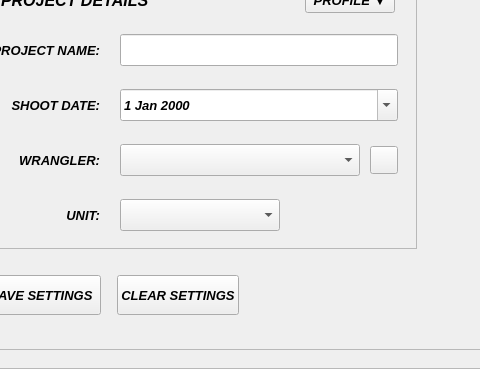
The window that showtools/ui/ShowTools.ui (HarryShaper/Assignments_repository) describes before a commit, drawn with Qt 5; both pictures show x 559 to 1039 and y 411 to 780 of the 1350 by 780 pixel window.
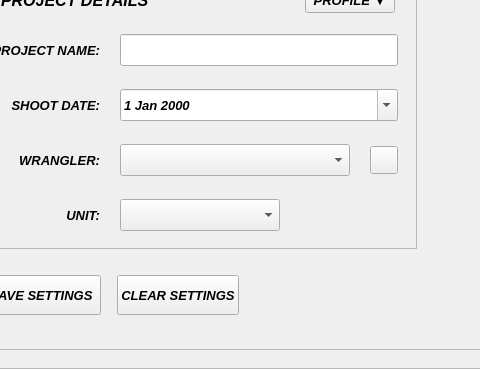
The same window after the commit. Icons and pictures are not drawn.

Commit message: tweak to wrangler manager

```diff
--- a/showtools/ui/ShowTools.ui
+++ b/showtools/ui/ShowTools.ui
@@ -2446,13 +2446,13 @@
                             </property>
                             <property name="minimumSize">
                              <size>
-                              <width>240</width>
+                              <width>230</width>
                               <height>28</height>
                              </size>
                             </property>
                             <property name="maximumSize">
                              <size>
-                              <width>500</width>
+                              <width>230</width>
                               <height>34</height>
                              </size>
                             </property>
```
